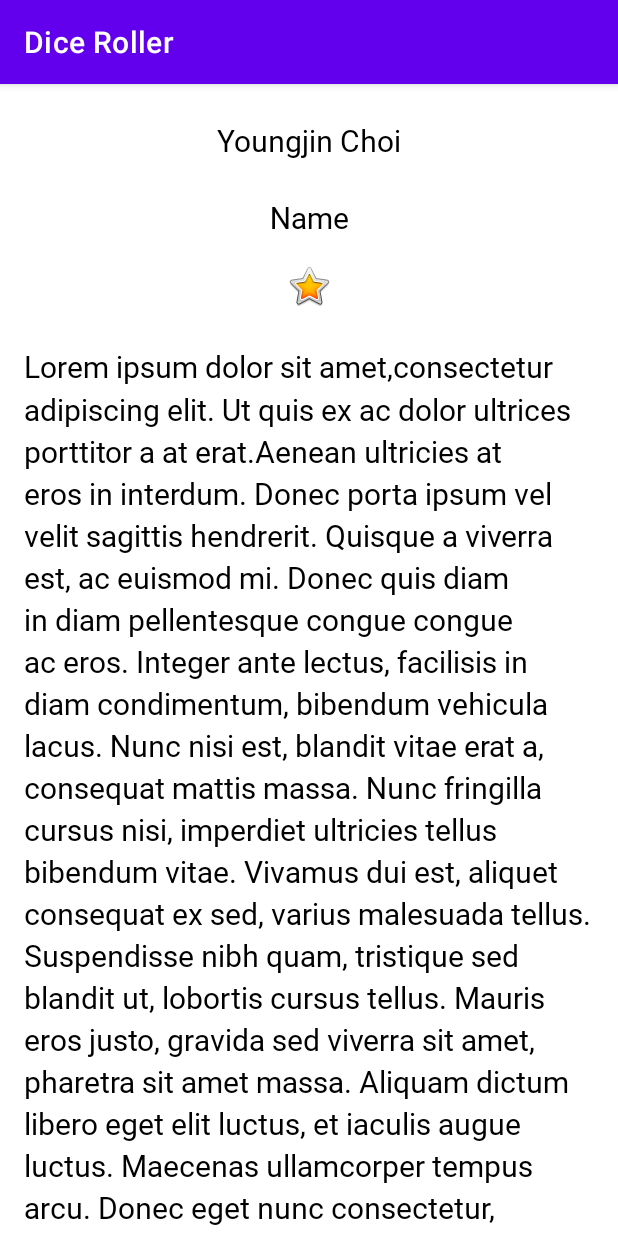
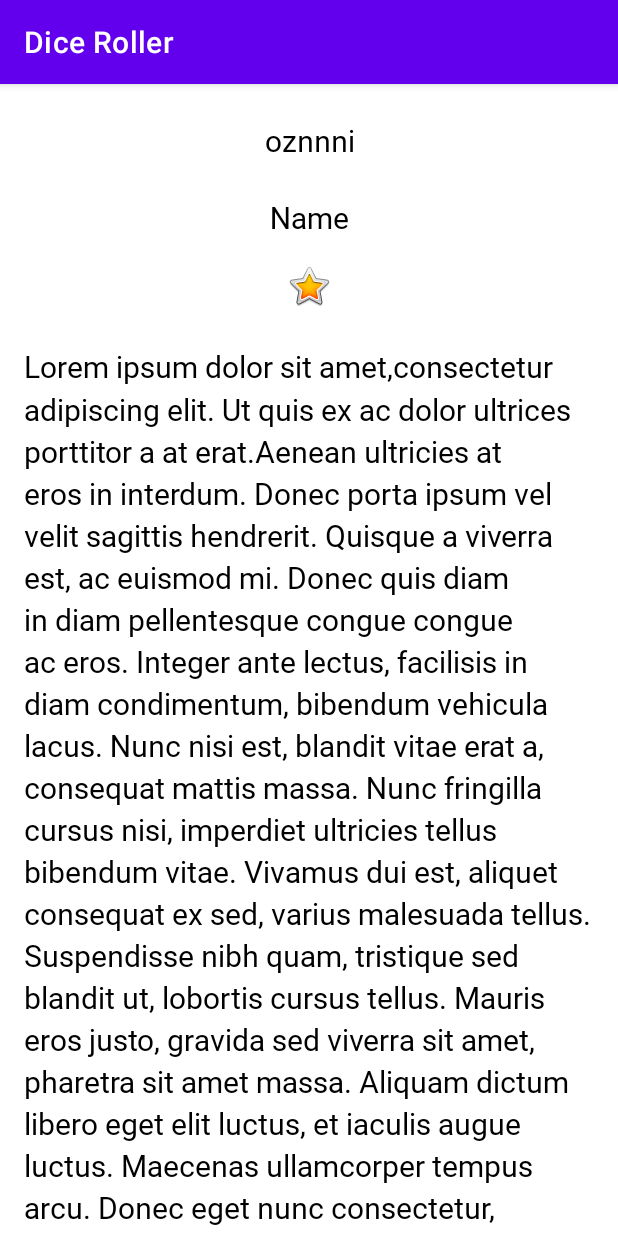
Before and after one commit to SOPT-HouseParty/YoungJin, an Android app: the screen it shows after launch (MainActivity), after a tap on "DONE", on a phone screen of 412 x 824 dp. Run offline under Robolectric (Android 15) with nearby library versions, the phone set to English and light mode, and no system bars; our stand-ins replace data binding.

Commit message:
[mod] 데이터 바인딩 적용

```diff
--- a/app/build.gradle
+++ b/app/build.gradle
@@ -29,6 +29,9 @@ android {
     kotlinOptions {
         jvmTarget = '1.8'
     }
+    dataBinding {
+        enabled = true
+    }
 }
 
 dependencies {
--- a/app/src/main/java/org/sopt/diceroller/MainActivity.kt
+++ b/app/src/main/java/org/sopt/diceroller/MainActivity.kt
@@ -4,29 +4,31 @@ import android.content.Context
 import android.os.Bundle
 import android.view.View
 import android.view.inputmethod.InputMethodManager
-import android.widget.Button
-import android.widget.EditText
-import android.widget.TextView
 import androidx.appcompat.app.AppCompatActivity
+import androidx.databinding.DataBindingUtil
+import org.sopt.diceroller.databinding.ActivityMainBinding
 
 class MainActivity : AppCompatActivity() {
+    private lateinit var binding: ActivityMainBinding
+    private val myName = MyName("youngjin choi", "oznnni")
     override fun onCreate(savedInstanceState: Bundle?) {
         super.onCreate(savedInstanceState)
-        setContentView(R.layout.activity_main)
+        binding = DataBindingUtil.setContentView(this, R.layout.activity_main)
+        binding.myName = myName
 
-        findViewById<Button>(R.id.done_button).setOnClickListener {
+        binding.doneButton.setOnClickListener {
             addNickname(it)
         }
     }
 
     private fun addNickname(view: View) {
-        val editText = findViewById<EditText>(R.id.nickname_edit)
-        val nicknameTextView = findViewById<TextView>(R.id.nickname_text)
+        binding.apply {
+            nicknameText.text = nicknameEdit.text
+            nicknameEdit.visibility = View.GONE
+            view.visibility = View.GONE
+            nicknameText.visibility = View.VISIBLE
 
-        nicknameTextView.text = editText.text
-        editText.visibility = View.GONE
-        view.visibility = View.GONE
-        nicknameTextView.visibility = View.VISIBLE
+        }
 
         // Hide the keyboard.
         val imm = getSystemService(Context.INPUT_METHOD_SERVICE) as InputMethodManager
--- /dev/null
+++ b/app/src/main/java/org/sopt/diceroller/MyName.kt
@@ -0,0 +1,6 @@
+package org.sopt.diceroller
+
+data class MyName(
+    var name: String = "",
+    var nickname: String = "",
+)
--- a/app/src/main/res/layout/activity_main.xml
+++ b/app/src/main/res/layout/activity_main.xml
@@ -1,7 +1,16 @@
 <?xml version="1.0" encoding="utf-8"?>
-<LinearLayout xmlns:android="http://schemas.android.com/apk/res/android"
+<layout xmlns:android="http://schemas.android.com/apk/res/android"
     xmlns:app="http://schemas.android.com/apk/res-auto"
-    xmlns:tools="http://schemas.android.com/tools"
+    xmlns:tools="http://schemas.android.com/tools">
+
+    <data>
+
+        <variable
+            name="myName"
+            type="org.sopt.diceroller.MyName" />
+    </data>
+
+    <LinearLayout
         android:layout_width="match_parent"
         android:layout_height="match_parent"
         android:layout_gravity="center_vertical"
@@ -13,7 +22,7 @@
             style="@style/nameStyle"
             android:layout_width="match_parent"
             android:layout_height="wrap_content"
-        android:text="@string/youngjin_choi"
+            android:text="@{myName.nickname}"
             android:textAlignment="center" />
 
         <EditText
@@ -67,3 +76,4 @@
                 android:text="@string/bio" />
         </ScrollView>
     </LinearLayout>
+</layout>
```
Lines whose indentation alone changed are shown as unchanged.
